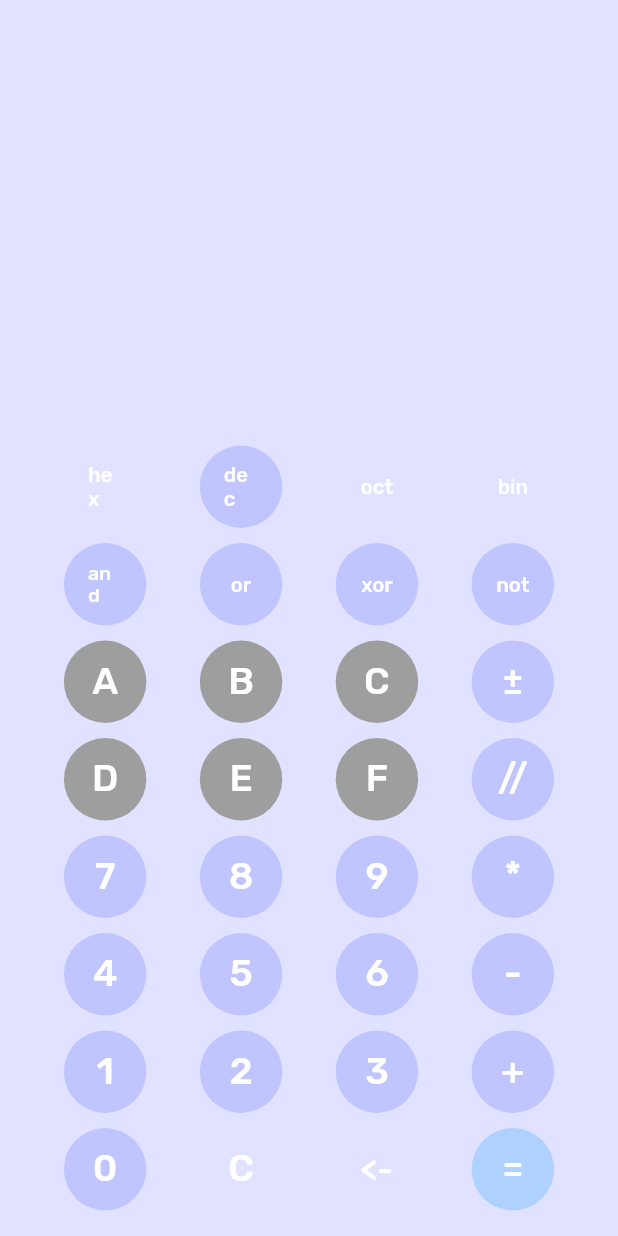
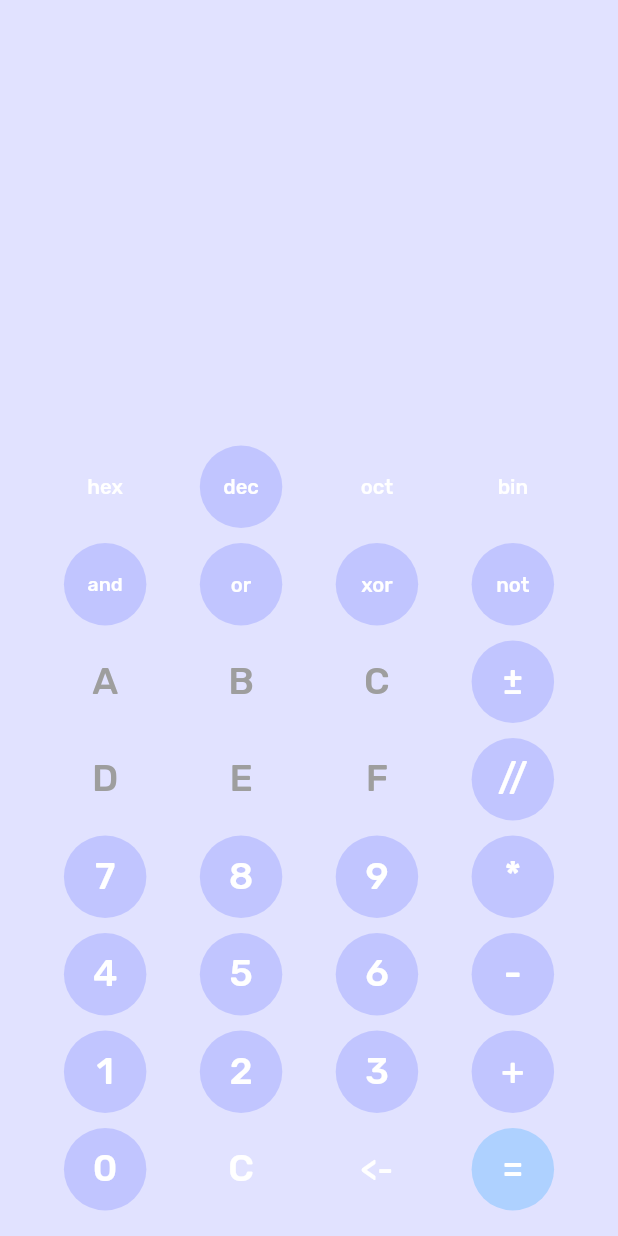
Before and after one commit to neoruien/binary-calculator, a Flutter app: the screen it shows after launch, on a phone screen of 412 x 824 dp. Run offline on Flutter 3.47's test engine with Material 2 defaults, Android fonts, the phone set to English and light mode, and no system bars; our stand-ins replace google_fonts.

Commit message:
Change FlatButton to TextButton

```diff
--- a/lib/components/calcButton.dart
+++ b/lib/components/calcButton.dart
@@ -21,29 +21,35 @@ class CalcButton extends StatelessWidget {
 
   @override
   Widget build(BuildContext context) {
+
+    final ButtonStyle flatButtonStyle = TextButton.styleFrom(
+      primary: Colors.white,
+      backgroundColor: Color(fillColor),
+      onSurface: Colors.grey,
+      shape: RoundedRectangleBorder(
+        borderRadius: BorderRadius.circular(50.0),
+      ),
+    );
+
+    final Text buttonText = Text(
+      text,
+      style: GoogleFonts.rubik(
+        textStyle: TextStyle(
+          fontSize: textSize,
+        ),
+      ),
+    );
+
     return Container(
       margin: EdgeInsets.all(5),
       child: SizedBox(
         width: 55,
         height: 55,
-        child: FlatButton(
-          shape: RoundedRectangleBorder(
-            borderRadius: BorderRadius.circular(50.0),
-          ),
+        child: TextButton(
+          style: flatButtonStyle,
           onPressed: condition ? () => callback(text) : null,
-          disabledColor: Colors.grey,
-          disabledTextColor: Colors.white,
-          child: Text(
-            text,
-            style: GoogleFonts.rubik(
-              textStyle: TextStyle(
-                fontSize: textSize,
-              ),
-            ),
-          ),
-          color: Color(fillColor),
-          textColor: Color(textColor),
-        ),
+          child: buttonText
+        )
       ),
     );
   }
```
